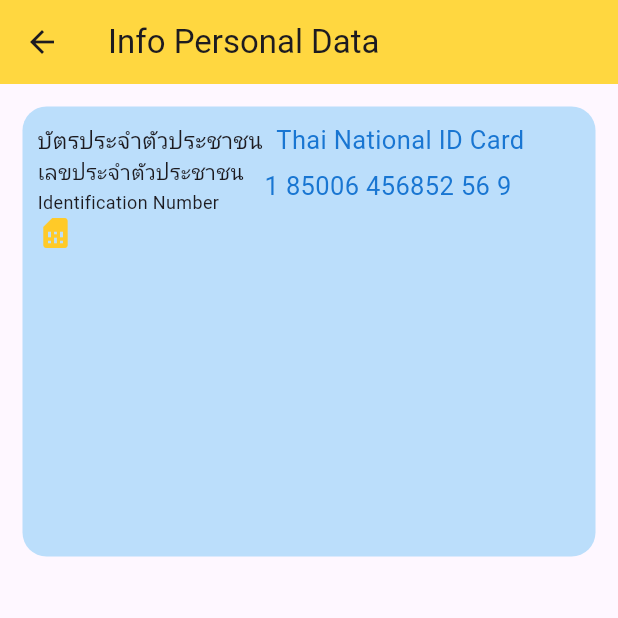
After one commit to PHUMIN-PH/Flutter_personal_data, a Flutter app: the screen it shows after launch, after a tap on the "add circle" icon, on a phone screen of 412 x 824 dp, the top half of it. The commit adds this screen. Run offline on Flutter 3.47's test engine with Material 3 defaults, Android fonts, the phone set to English and light mode, and no system bars.

Commit message:
Add National ID Card page

```diff
--- /dev/null
+++ b/lib/views/infoData.dart
@@ -0,0 +1,77 @@
+import 'package:flutter/material.dart';
+
+class InfoData extends StatefulWidget {
+  const InfoData({super.key});
+
+  @override
+  State<InfoData> createState() => _InfoDataState();
+}
+
+class _InfoDataState extends State<InfoData> {
+  String cardid_text = "1 85006 456852 56 9";
+
+  @override
+  Widget build(BuildContext context) {
+    return Scaffold(
+      appBar: AppBar(
+        title: const Text('Info Personal Data'),
+        backgroundColor: Colors.amberAccent,
+      ),
+      body: Container(
+        margin: EdgeInsets.all(15),
+        padding: EdgeInsets.all(10),
+        width: double.infinity,
+        height: 300,
+        decoration: BoxDecoration(
+          color: Colors.blue[100],
+          borderRadius: BorderRadius.circular(16),
+        ),
+        child: Column(
+          crossAxisAlignment: CrossAxisAlignment.start,
+          children: [
+            Row(
+              children: [
+                Text(
+                  'บัตรประจำตัวประชาชน ',
+                  style: TextStyle(fontSize: 15),
+                ),
+                SizedBox(
+                  width: 5,
+                ),
+                Text(
+                  'Thai National ID Card',
+                  style: TextStyle(fontSize: 17, color: Colors.blue[700]),
+                ),
+              ],
+            ),
+            Row(
+              children: [
+                Column(
+                  crossAxisAlignment: CrossAxisAlignment.start,
+                  children: [
+                    Text('เลขประจำตัวประชาชน '),
+                    Text(
+                      'Identification Number',
+                      style: TextStyle(fontSize: 12),
+                    ),
+                  ],
+                ),
+                SizedBox(width: 10,),
+                Text(
+                  cardid_text,
+                  style: TextStyle(
+                    fontSize: 17,
+                    color: Colors.blue[700],
+                  ),
+                )
+              ],
+            ),
+            Icon(
+              Icons.sim_card,
+              color: Colors.amber[400],)
+          ],
+        ),
+      ),
+    );
+  }
+}
--- a/lib/views/personalData.dart
+++ b/lib/views/personalData.dart
@@ -4,6 +4,7 @@ import 'package:flutter/widgets.dart';
 import 'package:http/http.dart' as http;
 import 'package:flutter/material.dart';
 import 'package:personal_data/views/activity.dart';
+import 'package:personal_data/views/infoData.dart';
 import 'model/personalData_fetch.dart';
 
 class PersonalData extends StatefulWidget {
@@ -95,6 +96,18 @@ class _PersonalDataState extends State<PersonalData>
       backgroundColor: Colors.amber,
       title: const Text("Personal Data"),
       centerTitle: true,
+      actions: <Widget>[
+          IconButton(
+            icon: const Icon(Icons.add_circle_outlined),
+            color: Colors.black,
+            tooltip: 'Go to the next page',
+            onPressed: () {
+              Navigator.push(context, MaterialPageRoute(
+                builder: (context) => const InfoData(),
+              ));
+            },
+          ),
+        ],
       bottom: TabBar(
         controller: _tabController,
         tabs: const <Widget>[
```
Also changed, not shown: lib/views/insert.dart (added).
